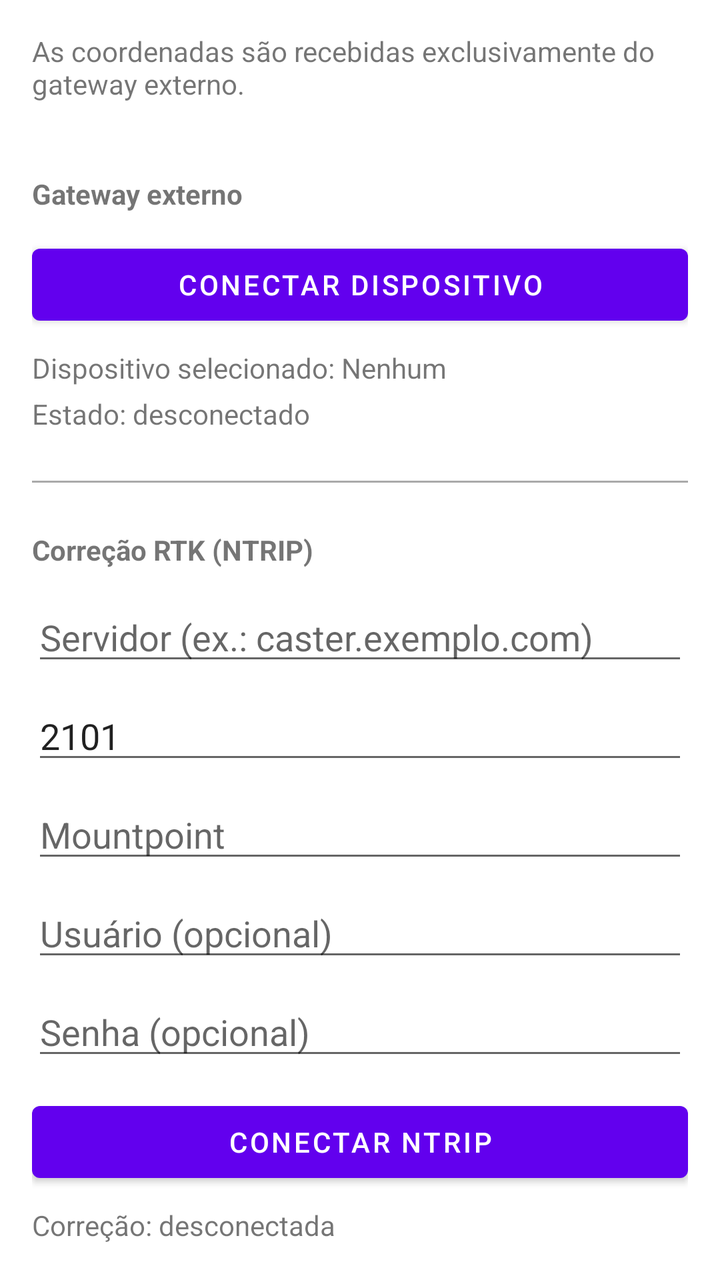
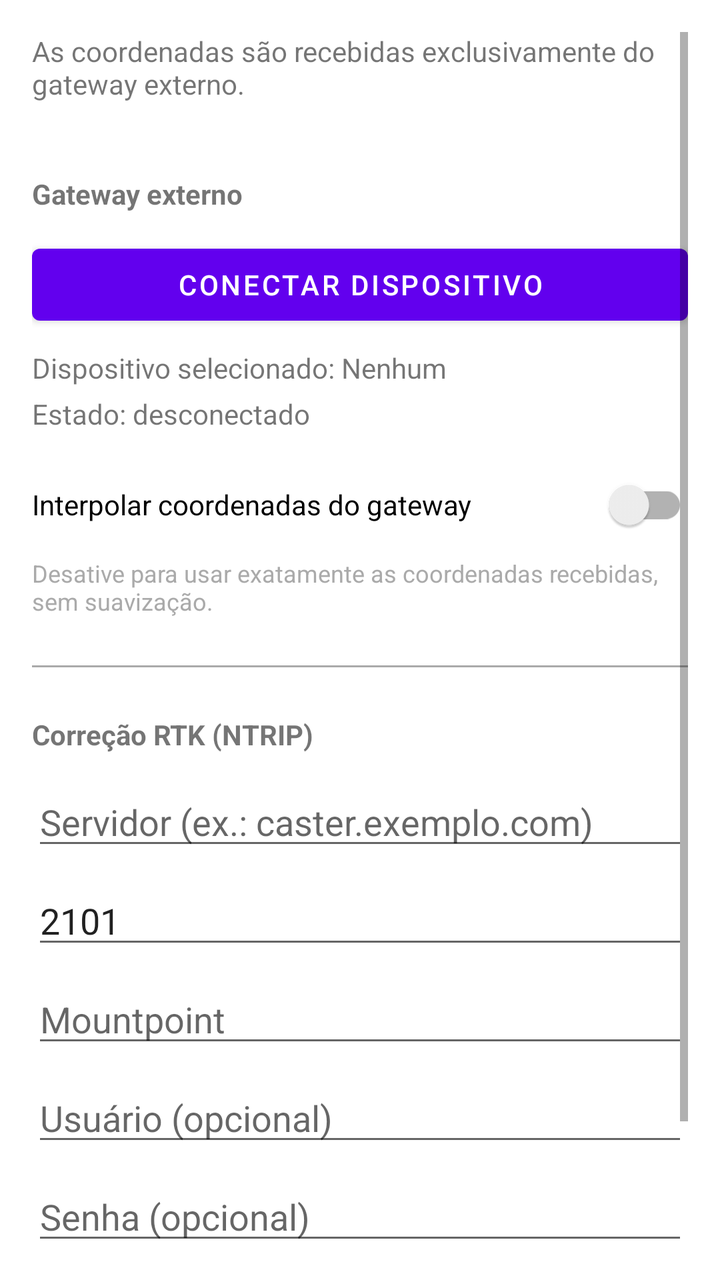

Before-and-after screenshots of an Android layout around one commit, followed by the original layout XML and the change that was made.
<!-- AndroidManifest.xml: application theme Theme.MonitorAgricola -->
<!-- res/layout/activity_settings.xml -->
<?xml version="1.0" encoding="utf-8"?>
<ScrollView xmlns:android="http://schemas.android.com/apk/res/android"
    android:layout_width="match_parent"
    android:layout_height="match_parent"
    android:padding="16dp">

    <LinearLayout
        android:layout_width="match_parent"
        android:layout_height="wrap_content"
        android:orientation="vertical">

        <TextView
            android:id="@+id/tvGatewayInfo"
            android:layout_width="match_parent"
            android:layout_height="wrap_content"
            android:text="@string/settings_gateway_coordinates_info"
            android:layout_marginBottom="12dp" />

        <TextView
            android:id="@+id/tvGatewaySectionTitle"
            android:layout_width="match_parent"
            android:layout_height="wrap_content"
            android:layout_marginTop="24dp"
            android:text="@string/settings_gateway_section_title"
            android:textStyle="bold" />

        <Button
            android:id="@+id/btnGatewayConnect"
            android:layout_width="match_parent"
            android:layout_height="wrap_content"
            android:layout_marginTop="12dp"
            android:text="@string/settings_gateway_connect_button" />

        <TextView
            android:id="@+id/tvGatewayDevice"
            android:layout_width="match_parent"
            android:layout_height="wrap_content"
            android:layout_marginTop="8dp"
            android:text="@string/settings_gateway_selected_device_default" />

        <TextView
            android:id="@+id/tvGatewayStatus"
            android:layout_width="match_parent"
            android:layout_height="wrap_content"
            android:layout_marginTop="4dp"
            android:text="@string/settings_gateway_status_disconnected" />

        <View
            android:layout_width="match_parent"
            android:layout_height="1dp"
            android:layout_marginTop="24dp"
            android:background="@android:color/darker_gray" />

        <TextView
            android:id="@+id/tvNtripSectionTitle"
            android:layout_width="match_parent"
            android:layout_height="wrap_content"
            android:layout_marginTop="24dp"
            android:text="@string/settings_ntrip_section_title"
            android:textStyle="bold" />

        <EditText
            android:id="@+id/etNtripHost"
            android:layout_width="match_parent"
            android:layout_height="wrap_content"
            android:layout_marginTop="12dp"
            android:hint="@string/settings_ntrip_host_hint"
            android:inputType="textUri" />

        <EditText
            android:id="@+id/etNtripPort"
            android:layout_width="match_parent"
            android:layout_height="wrap_content"
            android:layout_marginTop="8dp"
            android:hint="@string/settings_ntrip_port_hint"
            android:inputType="number"
            android:text="2101" />

        <EditText
            android:id="@+id/etNtripMount"
            android:layout_width="match_parent"
            android:layout_height="wrap_content"
            android:layout_marginTop="8dp"
            android:hint="@string/settings_ntrip_mount_hint"
            android:inputType="text" />

        <EditText
            android:id="@+id/etNtripUser"
            android:layout_width="match_parent"
            android:layout_height="wrap_content"
            android:layout_marginTop="8dp"
            android:hint="@string/settings_ntrip_username_hint"
            android:inputType="textEmailAddress" />

        <EditText
            android:id="@+id/etNtripPassword"
            android:layout_width="match_parent"
            android:layout_height="wrap_content"
            android:layout_marginTop="8dp"
            android:hint="@string/settings_ntrip_password_hint"
            android:inputType="textPassword" />

        <Button
            android:id="@+id/btnNtripConnect"
            android:layout_width="match_parent"
            android:layout_height="wrap_content"
            android:layout_marginTop="12dp"
            android:text="@string/settings_ntrip_connect_button" />

        <TextView
            android:id="@+id/tvNtripStatus"
            android:layout_width="match_parent"
            android:layout_height="wrap_content"
            android:layout_marginTop="8dp"
            android:text="@string/settings_ntrip_status_disconnected" />


    </LinearLayout>

</ScrollView>
<!-- resources referenced by this layout -->
<resources>
  <string name="settings_gateway_connect_button">Conectar dispositivo</string>
  <string name="settings_gateway_coordinates_info">As coordenadas são recebidas exclusivamente do gateway externo.</string>
  <string name="settings_gateway_section_title">Gateway externo</string>
  <string name="settings_gateway_selected_device_default">Dispositivo selecionado: Nenhum</string>
  <string name="settings_gateway_status_disconnected">Estado: desconectado</string>
  <string name="settings_ntrip_connect_button">Conectar NTRIP</string>
  <string name="settings_ntrip_host_hint">Servidor (ex.: caster.exemplo.com)</string>
  <string name="settings_ntrip_mount_hint">Mountpoint</string>
  <string name="settings_ntrip_password_hint">Senha (opcional)</string>
  <string name="settings_ntrip_port_hint">Porta (ex.: 2101)</string>
  <string name="settings_ntrip_section_title">Correção RTK (NTRIP)</string>
  <string name="settings_ntrip_status_disconnected">Correção: desconectada</string>
  <string name="settings_ntrip_username_hint">Usuário (opcional)</string>
  <style name="Theme.MonitorAgricola" parent="Theme.MaterialComponents.Light.NoActionBar">
          
          <item name="colorPrimary">@color/purple_500</item>
          <item name="colorPrimaryVariant">@color/purple_700</item>
          <item name="colorOnPrimary">@color/white</item>
          <item name="colorSecondary">@color/teal_200</item>
          <item name="colorSecondaryVariant">@color/teal_700</item>
          <item name="colorOnSecondary">@color/black</item>
          <item name="android:windowTranslucentNavigation">false</item>
      </style>
  <color name="purple_500">#FF6200EE</color>
  <color name="purple_700">#FF3700B3</color>
  <color name="white">#FFFFFFFF</color>
  <color name="teal_200">#FF03DAC5</color>
  <color name="teal_700">#FF018786</color>
  <color name="black">#FF000000</color>
</resources>

<!-- the commit's change to res/layout/activity_settings.xml (unified diff, before → after) -->
@@ -44,6 +44,22 @@
             android:layout_height="wrap_content"
             android:layout_marginTop="4dp"
             android:text="@string/settings_gateway_status_disconnected" />
+
+        <androidx.appcompat.widget.SwitchCompat
+            android:id="@+id/swGatewayInterpolation"
+            android:layout_width="match_parent"
+            android:layout_height="wrap_content"
+            android:layout_marginTop="12dp"
+            android:text="@string/settings_gateway_interpolation_label" />
+
+        <TextView
+            android:id="@+id/tvGatewayInterpolationDescription"
+            android:layout_width="match_parent"
+            android:layout_height="wrap_content"
+            android:layout_marginTop="2dp"
+            android:text="@string/settings_gateway_interpolation_description"
+            android:textColor="@android:color/darker_gray"
+            android:textSize="12sp" />
 
         <View
             android:layout_width="match_parent"
<!-- resource entries referenced after the edit -->
@@ -2,6 +2,8 @@
 <resources>
   <string name="settings_gateway_connect_button">Conectar dispositivo</string>
   <string name="settings_gateway_coordinates_info">As coordenadas são recebidas exclusivamente do gateway externo.</string>
+  <string name="settings_gateway_interpolation_description">Desative para usar exatamente as coordenadas recebidas, sem suavização.</string>
+  <string name="settings_gateway_interpolation_label">Interpolar coordenadas do gateway</string>
   <string name="settings_gateway_section_title">Gateway externo</string>
   <string name="settings_gateway_selected_device_default">Dispositivo selecionado: Nenhum</string>
   <string name="settings_gateway_status_disconnected">Estado: desconectado</string>
